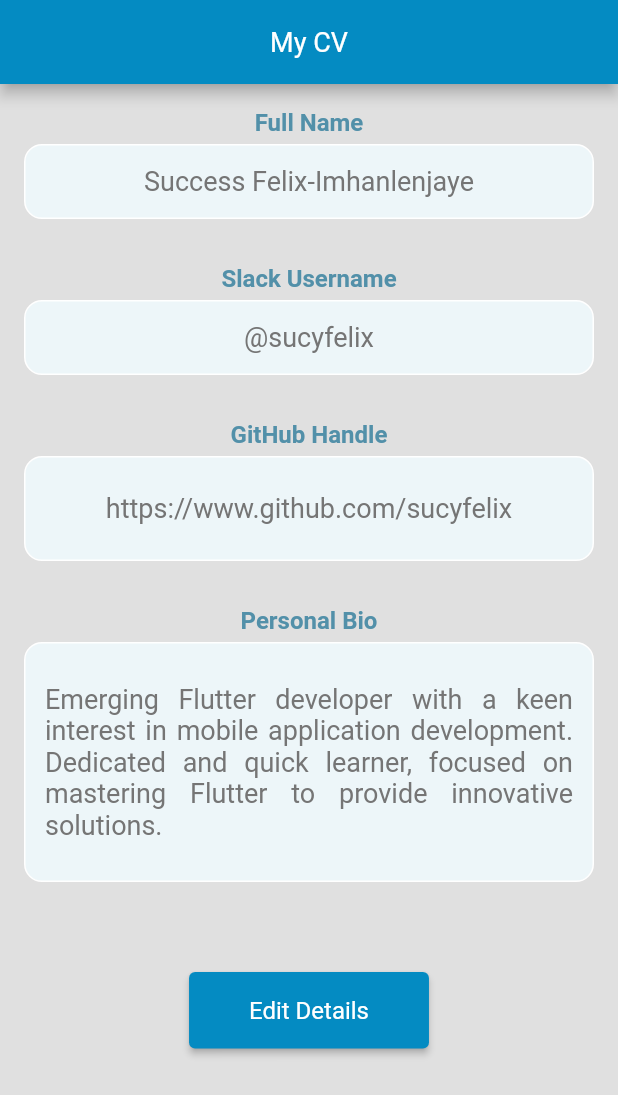
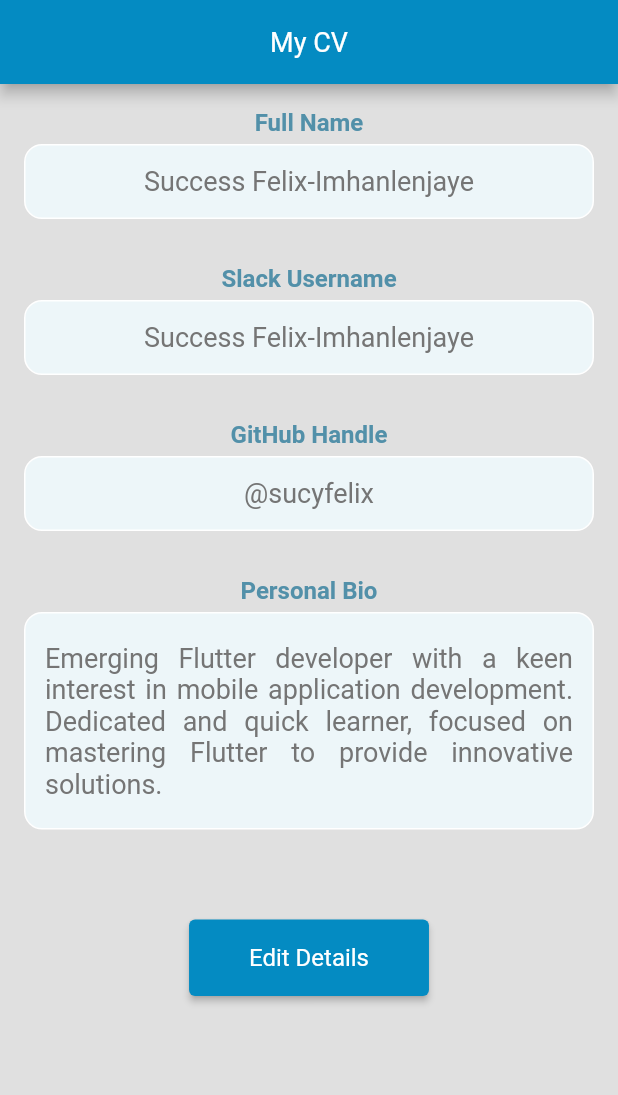
Before and after one commit to sucxyf/HNG_STAGE2_TASK, a Flutter app: the screen it shows after launch, on a phone screen of 412 x 824 dp. Shown: the top 1095 px of the screen. Run offline on Flutter 3.47's test engine with Material 2 defaults, Android fonts, the light colour scheme and no system bars.

```diff
--- a/lib/screens/first_screen.dart
+++ b/lib/screens/first_screen.dart
@@ -12,8 +12,8 @@ class FirstScreen extends StatefulWidget {
 class _FirstScreenState extends State<FirstScreen> {
   CVDetails cvDetails = CVDetails(
     fullName: "Success Felix-Imhanlenjaye",
-    username: "@sucyfelix",
-    githubHandle: "https://www.github.com/sucyfelix",
+    username: "Success Felix-Imhanlenjaye",
+    githubHandle: "@sucyfelix",
     personalBio:
         'Emerging Flutter developer with a keen interest in mobile application development. Dedicated and quick learner, focused on mastering Flutter to provide innovative solutions.',
   );
@@ -57,7 +57,7 @@ class _FirstScreenState extends State<FirstScreen> {
                 ),
                 cvDetailsContainer(
                   text: cvDetails.githubHandle,
-                  height: 70,
+                  height: 50,
                 ),
                 SizedBox(height: 30.0),
                 cvDetailsLabel(label: 'Personal Bio'),
@@ -65,7 +65,7 @@ class _FirstScreenState extends State<FirstScreen> {
                   height: 5,
                 ),
                 Container(
-                  height: 160,
+                  height: 145,
                   width: double.infinity,
                   decoration: BoxDecoration(
                       border: Border.all(
```
Also changed, not shown: assets/screen1.png, 1 other file.
